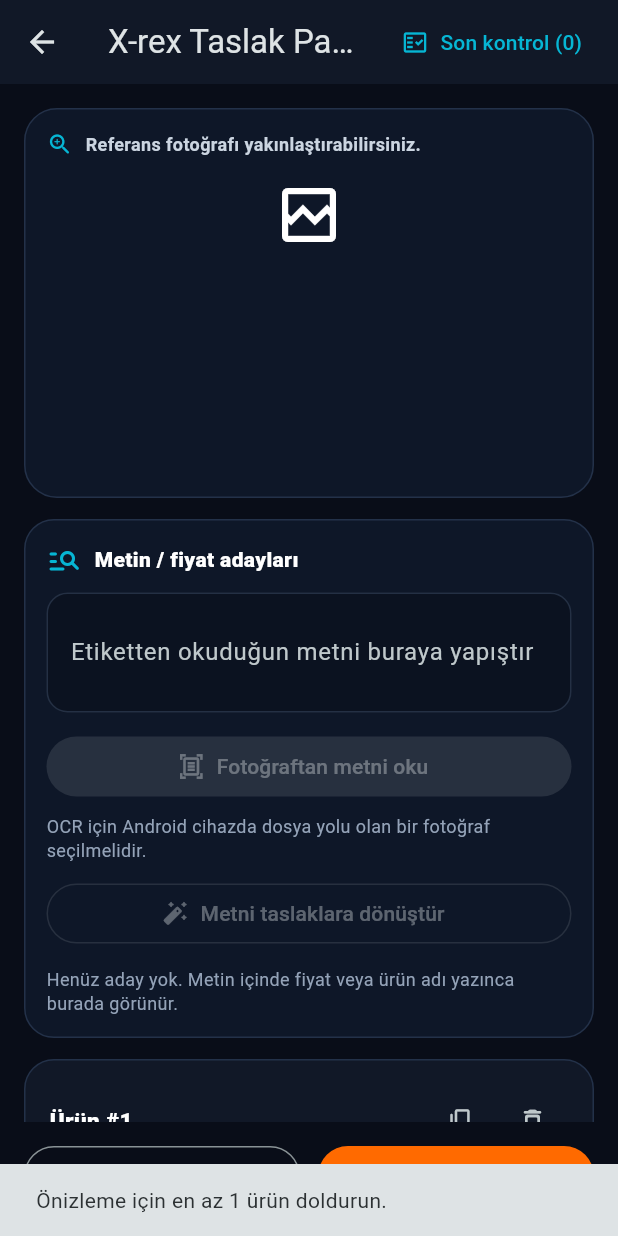
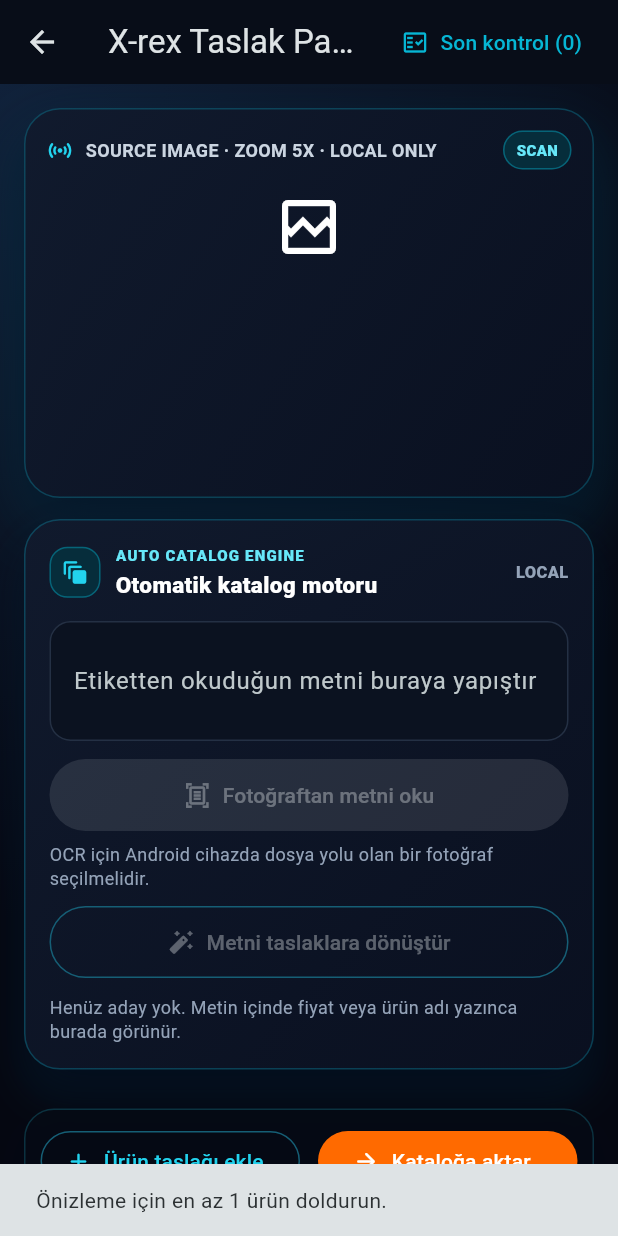
Before and after one commit to xpodiumyours/xrex_catalog, a Flutter app: the XRexImportScreen screen opened directly with empty values, after a tap on "Kataloğa aktar", on a phone screen of 412 x 824 dp. Run offline on Flutter 3.47's test engine with Material 3 defaults, Android fonts, the phone set to English and light mode, and no system bars; our stand-ins replace file_picker; missing offline and left inert: google_mlkit_text_recognition; Roboto replaces fonts that are missing (Arial).

Commit message:
Upgrade import screen orbital glass UI

```diff
--- a/lib/screens/xrex_import_screen.dart
+++ b/lib/screens/xrex_import_screen.dart
@@ -10,6 +10,7 @@ import '../services/xrex_ocr_service.dart';
 import '../services/xrex_text_parser_service.dart';
 import '../widgets/xrex_text_candidate_panel.dart';
 import '../widgets/xrex_draft_product_card.dart';
+import '../widgets/xrex_glass_panel.dart';
 
 class XRexImportScreen extends StatefulWidget {
   final XRexCatalogSession session;
@@ -283,6 +284,8 @@ class _XRexImportScreenState extends State<XRexImportScreen> {
   Widget build(BuildContext context) {
     return Scaffold(
       appBar: AppBar(
+        backgroundColor: const Color(0xFF080D18),
+        surfaceTintColor: Colors.transparent,
         title: const Text('X-rex Taslak Paneli'),
         actions: [
           TextButton.icon(
@@ -295,7 +298,15 @@ class _XRexImportScreenState extends State<XRexImportScreen> {
           const SizedBox(width: 8),
         ],
       ),
-      body: SafeArea(
+      body: Container(
+        decoration: const BoxDecoration(
+          gradient: RadialGradient(
+            center: Alignment.topLeft,
+            radius: 1.35,
+            colors: [Color(0xFF10213A), Color(0xFF050711)],
+          ),
+        ),
+        child: SafeArea(
           child: LayoutBuilder(
             builder: (context, constraints) {
               final isWide = constraints.maxWidth >= 960;
@@ -347,11 +358,14 @@ class _XRexImportScreenState extends State<XRexImportScreen> {
                               candidates: textCandidates,
                               hasDraft: products.isNotEmpty,
                               canBuildDrafts:
-                                candidateTextController.text.trim().isNotEmpty,
+                                  candidateTextController.text
+                                      .trim()
+                                      .isNotEmpty,
                               onTextChanged: _parseCandidateText,
                               onReadImageText: _readImageText,
                               onBuildDrafts: _buildDraftsFromCandidateText,
-                            onApplyToActiveDraft: _applyCandidateToActiveDraft,
+                              onApplyToActiveDraft:
+                                  _applyCandidateToActiveDraft,
                               canReadImageText: _canUseOcr,
                               isReadingImageText: isReadingImageText,
                               ocrButtonLabel: _ocrButtonLabel,
@@ -365,6 +379,7 @@ class _XRexImportScreenState extends State<XRexImportScreen> {
                         ),
               );
             },
+          ),
         ),
       ),
     );
@@ -402,13 +417,31 @@ class _XRexImportScreenState extends State<XRexImportScreen> {
           ),
         ),
         const SizedBox(height: 12),
-        Row(
+        Container(
+          padding: const EdgeInsets.all(10),
+          decoration: BoxDecoration(
+            color: const Color(0xCC050A14),
+            borderRadius: BorderRadius.circular(20),
+            border: Border.all(color: const Color(0x3322D3EE)),
+            boxShadow: const [
+              BoxShadow(
+                color: Color(0xAA020617),
+                blurRadius: 22,
+                offset: Offset(0, 12),
+              ),
+            ],
+          ),
+          child: Row(
             children: [
               Expanded(
                 child: OutlinedButton.icon(
                   onPressed: _addDraft,
                   icon: const Icon(Icons.add_rounded),
                   label: const Text('Ürün taslağı ekle'),
+                  style: OutlinedButton.styleFrom(
+                    foregroundColor: const Color(0xFF22D3EE),
+                    side: const BorderSide(color: Color(0xFF155E75)),
+                  ),
                 ),
               ),
               const SizedBox(width: 12),
@@ -424,6 +457,7 @@ class _XRexImportScreenState extends State<XRexImportScreen> {
                 ),
               ),
             ],
+          ),
         ),
       ],
     );
@@ -540,28 +574,47 @@ class _ReferenceImage extends StatelessWidget {
 
   @override
   Widget build(BuildContext context) {
-    return Container(
-      clipBehavior: Clip.antiAlias,
-      decoration: BoxDecoration(
-        color: const Color(0xFF0E1728),
-        borderRadius: BorderRadius.circular(22),
-        border: Border.all(color: const Color(0xFF233149)),
-      ),
+    return XRexGlassPanel(
+      padding: EdgeInsets.zero,
+      strongGlow: true,
       child: Column(
         children: [
-          const Padding(
-            padding: EdgeInsets.all(14),
+          Padding(
+            padding: const EdgeInsets.all(14),
             child: Row(
               children: [
-                Icon(Icons.zoom_in_rounded, size: 18, color: Color(0xFF06B6D4)),
-                SizedBox(width: 8),
-                Expanded(
+                const Icon(
+                  Icons.sensors_rounded,
+                  size: 18,
+                  color: Color(0xFF22D3EE),
+                ),
+                const SizedBox(width: 8),
+                const Expanded(
                   child: Text(
-                    'Referans fotoğrafı yakınlaştırabilirsiniz.',
+                    'SOURCE IMAGE · ZOOM 5X · LOCAL ONLY',
                     style: TextStyle(
                       color: Color(0xFFCBD5E1),
                       fontWeight: FontWeight.w700,
                       fontSize: 12,
+                    ),
+                  ),
+                ),
+                Container(
+                  padding: const EdgeInsets.symmetric(
+                    horizontal: 8,
+                    vertical: 5,
+                  ),
+                  decoration: BoxDecoration(
+                    color: const Color(0xFF062D3B),
+                    borderRadius: BorderRadius.circular(999),
+                    border: Border.all(color: const Color(0x6606B6D4)),
+                  ),
+                  child: const Text(
+                    'SCAN',
+                    style: TextStyle(
+                      color: Color(0xFF67E8F9),
+                      fontSize: 10,
+                      fontWeight: FontWeight.w900,
                     ),
                   ),
                 ),
--- a/lib/widgets/xrex_draft_product_card.dart
+++ b/lib/widgets/xrex_draft_product_card.dart
@@ -1,6 +1,7 @@
 import 'package:flutter/material.dart';
 
 import '../models/xrex_draft_product.dart';
+import 'xrex_glass_panel.dart';
 
 class XRexDraftProductCard extends StatelessWidget {
   final int index;
@@ -54,26 +55,56 @@ class XRexDraftProductCard extends StatelessWidget {
 
   @override
   Widget build(BuildContext context) {
-    return Container(
-      padding: const EdgeInsets.all(16),
-      decoration: BoxDecoration(
-        color: const Color(0xFF111827),
-        borderRadius: BorderRadius.circular(20),
-        border: Border.all(color: const Color(0xFF233149)),
-      ),
+    final status = _statusLabel();
+    final statusColor =
+        warnings.isEmpty ? const Color(0xFF22C55E) : const Color(0xFFF97316);
+    return XRexGlassPanel(
+      accentColor: statusColor,
+      strongGlow: warnings.isEmpty,
       child: Column(
         crossAxisAlignment: CrossAxisAlignment.start,
         children: [
           Row(
             children: [
+              Container(
+                width: 36,
+                height: 36,
+                decoration: BoxDecoration(
+                  color: const Color(0xFF020617),
+                  borderRadius: BorderRadius.circular(13),
+                  border: Border.all(color: statusColor.withValues(alpha: 0.5)),
+                ),
+                child: Icon(
+                  warnings.isEmpty
+                      ? Icons.check_rounded
+                      : Icons.priority_high_rounded,
+                  color: statusColor,
+                  size: 18,
+                ),
+              ),
+              const SizedBox(width: 10),
               Expanded(
-                child: Text(
-                  'Ürün #$index',
-                  style: const TextStyle(
-                    fontSize: 15,
-                    fontWeight: FontWeight.w800,
-                    color: Colors.white,
-                  ),
+                child: Column(
+                  crossAxisAlignment: CrossAxisAlignment.start,
+                  children: [
+                    Text(
+                      'Ürün #$index',
+                      style: const TextStyle(
+                        fontSize: 15,
+                        fontWeight: FontWeight.w900,
+                        color: Colors.white,
+                      ),
+                    ),
+                    const SizedBox(height: 2),
+                    Text(
+                      status,
+                      style: TextStyle(
+                        fontSize: 11,
+                        fontWeight: FontWeight.w900,
+                        color: statusColor,
+                      ),
+                    ),
+                  ],
                 ),
               ),
               IconButton(
@@ -189,6 +220,12 @@ class XRexDraftProductCard extends StatelessWidget {
       ),
     );
   }
+
+  String _statusLabel() {
+    if (warnings.isEmpty) return 'HAZIR';
+    if (warnings.any((warning) => warning.contains('eksik'))) return 'EKSİK';
+    return 'KONTROL';
+  }
 }
 
 class _WarningChip extends StatelessWidget {
--- /dev/null
+++ b/lib/widgets/xrex_glass_panel.dart
@@ -0,0 +1,115 @@
+import 'package:flutter/material.dart';
+
+class XRexGlassPanel extends StatelessWidget {
+  final Widget child;
+  final EdgeInsetsGeometry padding;
+  final double radius;
+  final Color accentColor;
+  final bool strongGlow;
+
+  const XRexGlassPanel({
+    super.key,
+    required this.child,
+    this.padding = const EdgeInsets.all(16),
+    this.radius = 24,
+    this.accentColor = const Color(0xFF06B6D4),
+    this.strongGlow = false,
+  });
+
+  @override
+  Widget build(BuildContext context) {
+    return Container(
+      padding: padding,
+      decoration: BoxDecoration(
+        gradient: const LinearGradient(
+          colors: [Color(0xF2111A2D), Color(0xF20A1020)],
+          begin: Alignment.topLeft,
+          end: Alignment.bottomRight,
+        ),
+        borderRadius: BorderRadius.circular(radius),
+        border: Border.all(color: accentColor.withValues(alpha: 0.28)),
+        boxShadow: [
+          BoxShadow(
+            color: accentColor.withValues(alpha: strongGlow ? 0.22 : 0.10),
+            blurRadius: strongGlow ? 34 : 22,
+            offset: const Offset(0, 18),
+          ),
+          const BoxShadow(
+            color: Color(0xAA020617),
+            blurRadius: 30,
+            offset: Offset(0, 16),
+          ),
+        ],
+      ),
+      child: child,
+    );
+  }
+}
+
+class XRexSectionHeader extends StatelessWidget {
+  final IconData icon;
+  final String eyebrow;
+  final String title;
+  final String? trailing;
+
+  const XRexSectionHeader({
+    super.key,
+    required this.icon,
+    required this.eyebrow,
+    required this.title,
+    this.trailing,
+  });
+
+  @override
+  Widget build(BuildContext context) {
+    return Row(
+      children: [
+        Container(
+          width: 34,
+          height: 34,
+          decoration: BoxDecoration(
+            color: const Color(0xFF062D3B),
+            borderRadius: BorderRadius.circular(12),
+            border: Border.all(color: const Color(0x6606B6D4)),
+          ),
+          child: Icon(icon, color: const Color(0xFF22D3EE), size: 18),
+        ),
+        const SizedBox(width: 10),
+        Expanded(
+          child: Column(
+            crossAxisAlignment: CrossAxisAlignment.start,
+            children: [
+              Text(
+                eyebrow,
+                style: const TextStyle(
+                  color: Color(0xFF67E8F9),
+                  fontSize: 10,
+                  fontWeight: FontWeight.w900,
+                  letterSpacing: 0.8,
+                ),
+              ),
+              const SizedBox(height: 2),
+              Text(
+                title,
+                style: const TextStyle(
+                  color: Colors.white,
+                  fontSize: 15,
+                  fontWeight: FontWeight.w900,
+                ),
+              ),
+            ],
+          ),
+        ),
+        if (trailing != null)
+          Text(
+            trailing!,
+            style: const TextStyle(
+              color: Color(0xFF94A3B8),
+              fontSize: 11,
+              fontWeight: FontWeight.w800,
+            ),
+          ),
+      ],
+    );
+  }
+}
--- a/lib/widgets/xrex_text_candidate_panel.dart
+++ b/lib/widgets/xrex_text_candidate_panel.dart
@@ -1,6 +1,7 @@
 import 'package:flutter/material.dart';
 
 import '../models/xrex_text_candidate.dart';
+import 'xrex_glass_panel.dart';
 
 class XRexTextCandidatePanel extends StatelessWidget {
   final TextEditingController textController;
@@ -38,33 +39,19 @@ class XRexTextCandidatePanel extends StatelessWidget {
 
   @override
   Widget build(BuildContext context) {
-    return Container(
-      padding: const EdgeInsets.all(14),
-      decoration: BoxDecoration(
-        color: const Color(0xFF0E1728),
-        borderRadius: BorderRadius.circular(20),
-        border: Border.all(color: const Color(0xFF233149)),
-      ),
+    return XRexGlassPanel(
+      padding: const EdgeInsets.all(16),
+      accentColor: const Color(0xFF06B6D4),
       child: Column(
         crossAxisAlignment: CrossAxisAlignment.start,
         children: [
-          const Row(
-            children: [
-              Icon(Icons.manage_search_rounded, color: Color(0xFF06B6D4)),
-              SizedBox(width: 8),
-              Expanded(
-                child: Text(
-                  'Metin / fiyat adayları',
-                  style: TextStyle(
-                    color: Colors.white,
-                    fontSize: 14,
-                    fontWeight: FontWeight.w900,
-                  ),
-                ),
-              ),
-            ],
+          const XRexSectionHeader(
+            icon: Icons.auto_awesome_motion_rounded,
+            eyebrow: 'AUTO CATALOG ENGINE',
+            title: 'Otomatik katalog motoru',
+            trailing: 'LOCAL',
           ),
-          const SizedBox(height: 10),
+          const SizedBox(height: 14),
           TextField(
             controller: textController,
             minLines: 2,
@@ -91,6 +78,11 @@ class XRexTextCandidatePanel extends StatelessWidget {
               label: Text(
                 isReadingImageText ? 'Fotoğraf okunuyor' : ocrButtonLabel,
               ),
+              style: ElevatedButton.styleFrom(
+                backgroundColor: const Color(0xFF083344),
+                foregroundColor: const Color(0xFF67E8F9),
+                padding: const EdgeInsets.symmetric(vertical: 14),
+              ),
             ),
           ),
           if (ocrHelpText != null) ...[
@@ -111,6 +103,11 @@ class XRexTextCandidatePanel extends StatelessWidget {
               onPressed: canBuildDrafts ? onBuildDrafts : null,
               icon: const Icon(Icons.auto_fix_high_rounded),
               label: const Text('Metni taslaklara dönüştür'),
+              style: OutlinedButton.styleFrom(
+                foregroundColor: const Color(0xFF22D3EE),
+                side: const BorderSide(color: Color(0xFF155E75)),
+                padding: const EdgeInsets.symmetric(vertical: 14),
+              ),
             ),
           ),
           if (autoCatalogMessage != null) ...[
@@ -139,6 +136,13 @@ class XRexTextCandidatePanel extends StatelessWidget {
                     final isPrice =
                         candidate.type == XRexTextCandidateType.price;
                     return ActionChip(
+                      backgroundColor: const Color(0xFF0B1220),
+                      side: BorderSide(
+                        color:
+                            isPrice
+                                ? const Color(0x6634D399)
+                                : const Color(0x6606B6D4),
+                      ),
                       avatar: Icon(
                         isPrice
                             ? Icons.sell_outlined
```
Lines whose indentation alone changed are shown as unchanged.
